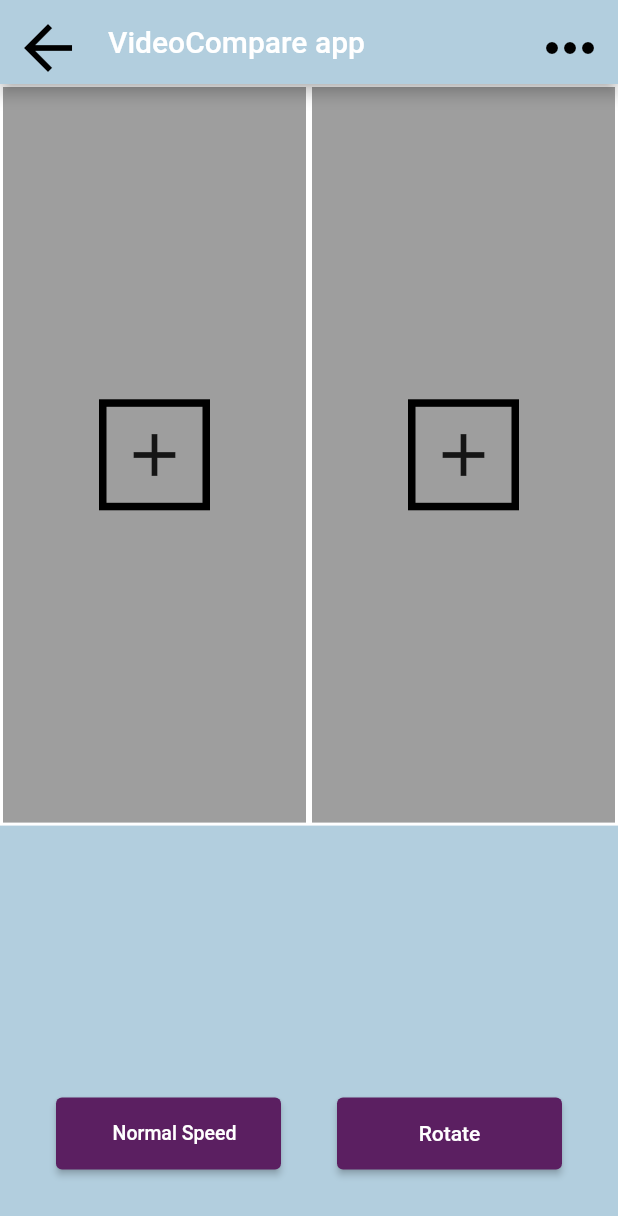
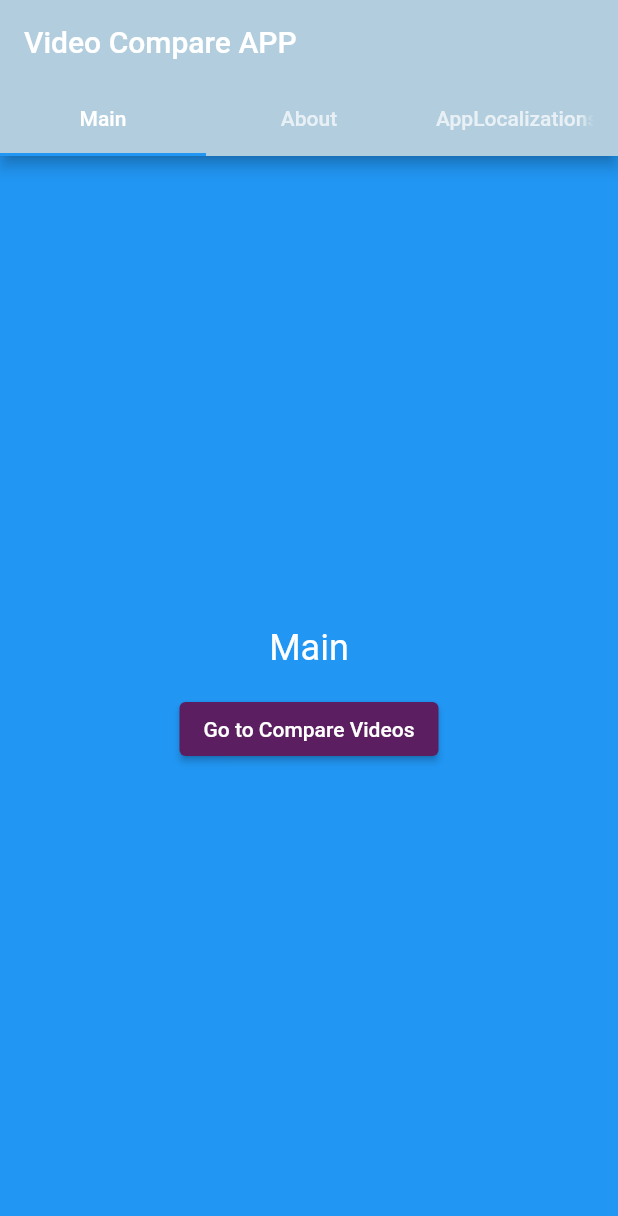
Before and after one commit to SponsoredByPuma/Video-Compare, a Flutter app: the screen it shows after launch, on a phone screen of 412 x 824 dp. Shown: the top 1216 px of the screen. Run offline on Flutter 3.47's test engine with Material 2 defaults, Android fonts, the phone set to English and light mode, and no system bars; our stand-ins replace file_picker, flutter_riverpod, freezed_annotation, get, google_fonts, video_player; missing offline and left inert: video_trimmer; generated files the repository leaves out were written again.

Commit message:
added navigation and about and landing and settingspage

```diff
--- a/myapp/lib/home/home_view.dart
+++ b/myapp/lib/home/home_view.dart
@@ -96,7 +96,8 @@ class HomeView extends ConsumerWidget {
           icon: const Icon(Icons.arrow_back),
           iconSize: 48,
           onPressed: () {
-            // Do something
+            //navigate back to landingpage
+            Navigator.pop(context);
           },
         ),
         actions: <Widget>[
--- a/myapp/lib/l10n/app_en.arb
+++ b/myapp/lib/l10n/app_en.arb
@@ -38,5 +38,21 @@
   "languageSwitchButton": "🇩🇪 ",
   "@languageSwitchButton": {
     "description": "Button for switching between German and english , always displays the other language"
+  },
+  "appTitle": "Video Compare APP",
+  "@appTitle": {
+    "description": "Title of the app"
+  },
+  "firstTabTitle": "Main",
+  "@firstTabTitle": {
+    "description": "Title of the first tab"
+  },
+  "secondTabTitle": "About",
+  "@secondTabTitle": {
+    "description": "Title of the second tab"
+  },
+  "goToCompareVideos": "Go to Compare Videos",
+  "@goToCompareVideos": {
+    "description": "Label for the button that navigates to the video comparison screen"
   }
 }
--- a/myapp/lib/main.dart
+++ b/myapp/lib/main.dart
@@ -2,6 +2,7 @@ import 'package:flutter/material.dart';
 import 'package:flutter_riverpod/flutter_riverpod.dart';
 import 'package:myapp/home/home_view.dart';
 import 'package:myapp/widgets/AnimatedSplashScreen.dart';
+import 'package:myapp/widgets/LandingPage.dart';
 import 'package:get/get.dart';
 import 'package:google_fonts/google_fonts.dart';
 import 'package:flutter_localizations/flutter_localizations.dart';
@@ -25,6 +26,7 @@ class MyApp extends StatelessWidget {
     return GetMaterialApp(
       debugShowCheckedModeBanner: false,
       title: 'Video Compare',
+      initialRoute: '/home',
       localizationsDelegates: const [
         AppLocalizations.delegate,
         GlobalMaterialLocalizations.delegate,
@@ -52,7 +54,8 @@ class MyApp extends StatelessWidget {
       ),
       home: const AnimatedSplashScreen(),
       routes: {
-        '/home': (context) => const HomeView(),
+        '/home': (context) => LandingPage(),
+        '/videoCompare': (context) => const HomeView(),
       },
     );
   }
--- /dev/null
+++ b/myapp/lib/widgets/LandingPage.dart
@@ -0,0 +1,75 @@
+import 'package:flutter/material.dart';
+import 'package:flutter_gen/gen_l10n/app_localizations.dart';
+import 'AboutWidget.dart';
+import 'SettingTab.dart';
+
+class LandingPage extends StatefulWidget {
+  const LandingPage({Key? key}) : super(key: key);
+
+  @override
+  _LandingPageState createState() => _LandingPageState();
+}
+
+class _LandingPageState extends State<LandingPage>
+    with AutomaticKeepAliveClientMixin {
+  @override
+  bool get wantKeepAlive => true;
+
+  @override
+  Widget build(BuildContext context) {
+    super.build(context); // This line is important!
+
+    return DefaultTabController(
+      length: 3,
+      child: Scaffold(
+        appBar: AppBar(
+          automaticallyImplyLeading: false,
+          title: Text(AppLocalizations.of(context)!.appTitle),
+          bottom: TabBar(
+            tabs: [
+              Tab(text: AppLocalizations.of(context)!.firstTabTitle),
+              Tab(text: AppLocalizations.of(context)!.secondTabTitle),
+              Tab(text: "AppLocalizations.of(context)!.settingsTabTitle"),
+            ],
+          ),
+        ),
+        body: TabBarView(
+          children: [
+            _buildFirstTab(context),
+            AboutWidget(),
+            SettingsTab(),
+          ],
+        ),
+      ),
+    );
+  }
+
+  Widget _buildFirstTab(BuildContext context) {
+    return Column(
+      crossAxisAlignment: CrossAxisAlignment.stretch,
+      children: [
+        Expanded(
+          child: Container(
+            color: Colors.blue,
+            child: Column(
+              mainAxisAlignment: MainAxisAlignment.center,
+              children: [
+                Text(
+                  AppLocalizations.of(context)!.firstTabTitle,
+                  style: TextStyle(fontSize: 24, color: Colors.white),
+                ),
+                SizedBox(height: 16),
+                ElevatedButton(
+                  onPressed: () {
+                    Navigator.pushNamed(context, '/videoCompare');
+                  },
+                  child: Text(AppLocalizations.of(context)!.goToCompareVideos),
+                ),
+              ],
+            ),
+          ),
+        ),
+      ],
+    );
+  }
+}
```
Also changed, not shown: myapp/lib/l10n/app_de.arb (+48 -6 lines), myapp/lib/widgets/AboutWidget.dart (added, +38 -0 lines), myapp/lib/widgets/SettingTab.dart (added, +87 -0 lines).
